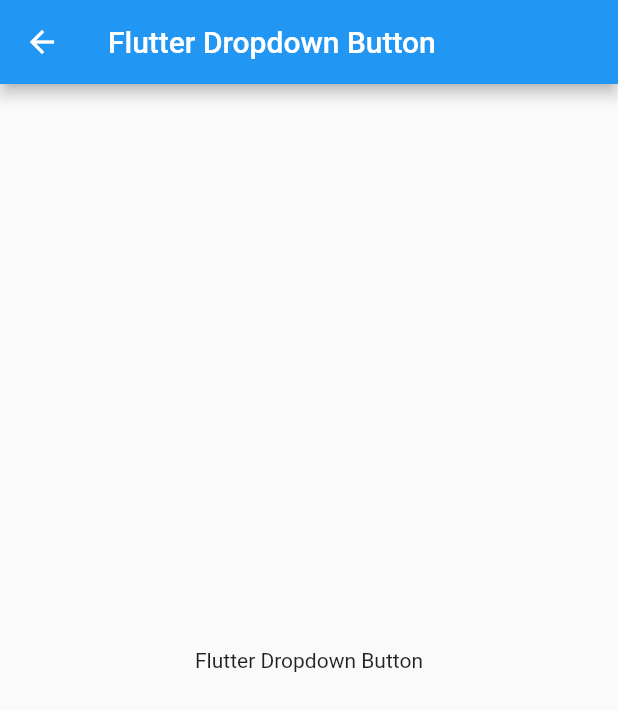
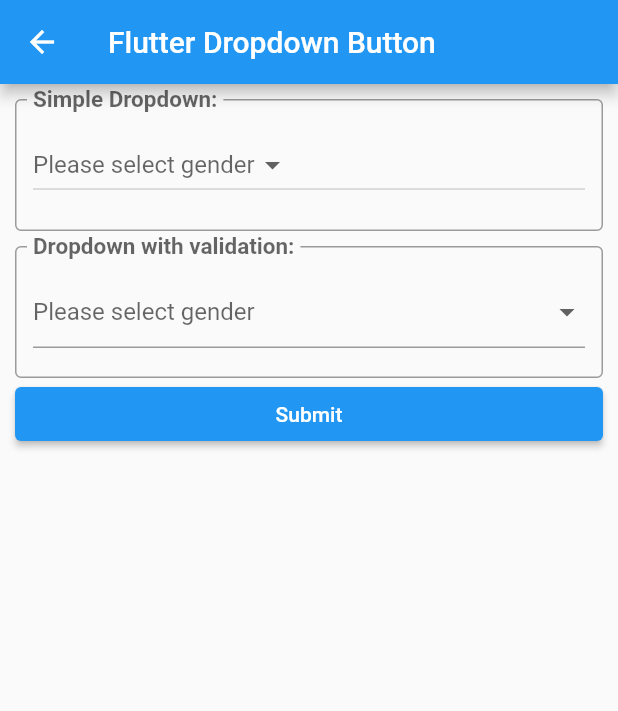
Before and after one commit to ruhulmath08/flutter_a2z, a Flutter app: the MyDropdownButton screen opened by its route, on a phone screen of 412 x 824 dp. Shown: the top 711 px of the screen. Run offline on Flutter 3.47's test engine with Material 2 defaults, Android fonts, the phone set to English and light mode, and no system bars; our stand-ins replace animated_text_kit, auto_size_text, carousel_slider, email_validator, faker, flutter_speed_dial and 6 more; missing offline and left inert: chips_input, flutter_reaction_button, flutter_syntax_view, giffy_dialog, rotated_corner_decoration.

Commit message:
add dropdown_button

```diff
--- a/lib/routing/router.dart
+++ b/lib/routing/router.dart
@@ -30,6 +30,7 @@
 import 'package:flutter_a2z/screens/flutter_packages/flutter_reorderables/flutter_reorderable_table/flutter_reorderable_table.dart';
 import 'package:flutter_a2z/screens/flutter_packages/flutter_reorderables/flutter_reorderable_wrap/flutter_reorderable_wrap.dart';
 import 'package:flutter_a2z/screens/flutter_packages/flutter_reorderables/flutter_reorderables.dart';
+import 'package:flutter_a2z/screens/flutter_packages/flutter_slidable/flutter_slidable.dart';
 import 'package:flutter_a2z/screens/flutter_packages/flutter_web_view/flutter_web_view.dart';
 import 'package:flutter_a2z/screens/flutter_packages/flutter_web_view/flutter_webview_plugin/flutter_webview_plugin.dart';
 import 'package:flutter_a2z/screens/flutter_packages/flutter_web_view/webview_flutter/webview_flutter.dart';
@@ -602,6 +603,14 @@
         ),
       );
 
+    //flutter_slidable
+    case FLUTTER_SLIDABLE_ROUTE:
+      return MaterialPageRoute(
+        builder: (context) => const MyFlutterSlidable(
+          title: FLUTTER_SLIDABLE_TITLE,
+        ),
+      );
+
     //=================================FlutterPackages: End====================================
 
     //--------------
--- a/lib/routing/routing_constants.dart
+++ b/lib/routing/routing_constants.dart
@@ -276,6 +276,11 @@
 const String ANIMATED_TEXT_KIT_ROUTE = '/animated_text_kit';
 const String ANIMATED_TEXT_KIT_TITLE = 'Animated Text Kit';
 const String ANIMATED_TEXT_KIT_CODE = '';
+
+//flutter_slidable
+const String FLUTTER_SLIDABLE_ROUTE = '/flutter_slidable';
+const String FLUTTER_SLIDABLE_TITLE = 'Flutter Slidable';
+const String FLUTTER_SLIDABLE_CODE = '';
 //---------------------------------FlutterPackages: End------------------------------
 
 //---------------------------------ExpandableElement: Start -------------------------
--- a/lib/screens/flutter_widgets/buttons/my_dropdown_button/my_dropdown_button.dart
+++ b/lib/screens/flutter_widgets/buttons/my_dropdown_button/my_dropdown_button.dart
@@ -1,4 +1,5 @@
 import 'package:flutter/material.dart';
+import 'package:flutter_a2z/constants/constants.dart';
 
 class MyDropdownButton extends StatefulWidget {
   final String title;
@@ -10,12 +11,102 @@
 }
 
 class _MyDropdownButtonState extends State<MyDropdownButton> {
+  final _formKey = GlobalKey<FormState>();
+  var gender;
+  var selectedGender;
+
   @override
   Widget build(BuildContext context) {
     return Scaffold(
       appBar: AppBar(title: Text(widget.title)),
-      body: Center(
-        child: Text(widget.title)),
+      body: Form(
+        key: _formKey,
+        child: ListView(
+          padding: const EdgeInsets.all(Constants.PAGE_DEFAULT_PADDING),
+          physics: const BouncingScrollPhysics(),
+          children: [
+            InputDecorator(
+              decoration: const InputDecoration(
+                labelText: 'Simple Dropdown:',
+                labelStyle: TextStyle(
+                  fontWeight: FontWeight.bold,
+                  fontSize: 20,
+                ),
+                border: OutlineInputBorder(),
+              ),
+              child: DropdownButton(
+                hint: const Text('Please select gender'),
+                value: gender,
+                items: const [
+                  DropdownMenuItem(
+                    value: 'male',
+                    child: Text('Male'),
+                  ),
+                  DropdownMenuItem(
+                    value: 'female',
+                    child: Text('Female'),
+                  ),
+                  DropdownMenuItem(
+                    value: 'others',
+                    child: Text('Others'),
+                  ),
+                ],
+                onChanged: (value) {
+                  setState(() {
+                    gender = value;
+                  });
+                },
+              ),
+            ),
+            const SizedBox(height: 10),
+            InputDecorator(
+              decoration: const InputDecoration(
+                labelText: 'Dropdown with validation:',
+                labelStyle: TextStyle(
+                  fontWeight: FontWeight.bold,
+                  fontSize: 20,
+                ),
+                border: OutlineInputBorder(),
+              ),
+              child: DropdownButtonFormField(
+                hint: const Text('Please select gender'),
+                validator: (value) {
+                  if (value == null) {
+                    return 'Please enter a valid type of business';
+                  }
+                },
+                value: selectedGender,
+                items: const [
+                  DropdownMenuItem(
+                    value: 'male',
+                    child: Text('Male'),
+                  ),
+                  DropdownMenuItem(
+                    value: 'female',
+                    child: Text('Female'),
+                  ),
+                  DropdownMenuItem(
+                    value: 'others',
+                    child: Text('Others'),
+                  ),
+                ],
+                onChanged: (value) {
+                  setState(() {
+                    selectedGender = value;
+                  });
+                },
+              ),
+            ),
+            ElevatedButton(
+              onPressed: () {
+                if (_formKey.currentState.validate()) {
+                } else {}
+              },
+              child: const Text('Submit'),
+            ),
+          ],
+        ),
+      ),
     );
   }
 }
--- a/pubspec.yaml
+++ b/pubspec.yaml
@@ -33,6 +33,7 @@
   email_validator: any #31-03-2021
   chips_input: any #02-04-2021
   animated_text_kit: ^4.2.1 #12-06-2021
+  flutter_slidable: any #2-07-2021
 
 dev_dependencies:
   flutter_test:
```
Also changed, not shown: lib/screens/flutter_packages/flutter_packages.dart (+8 -0 lines), lib/screens/flutter_packages/flutter_slidable/flutter_slidable.dart (added, +23 -0 lines), pubspec.lock.
